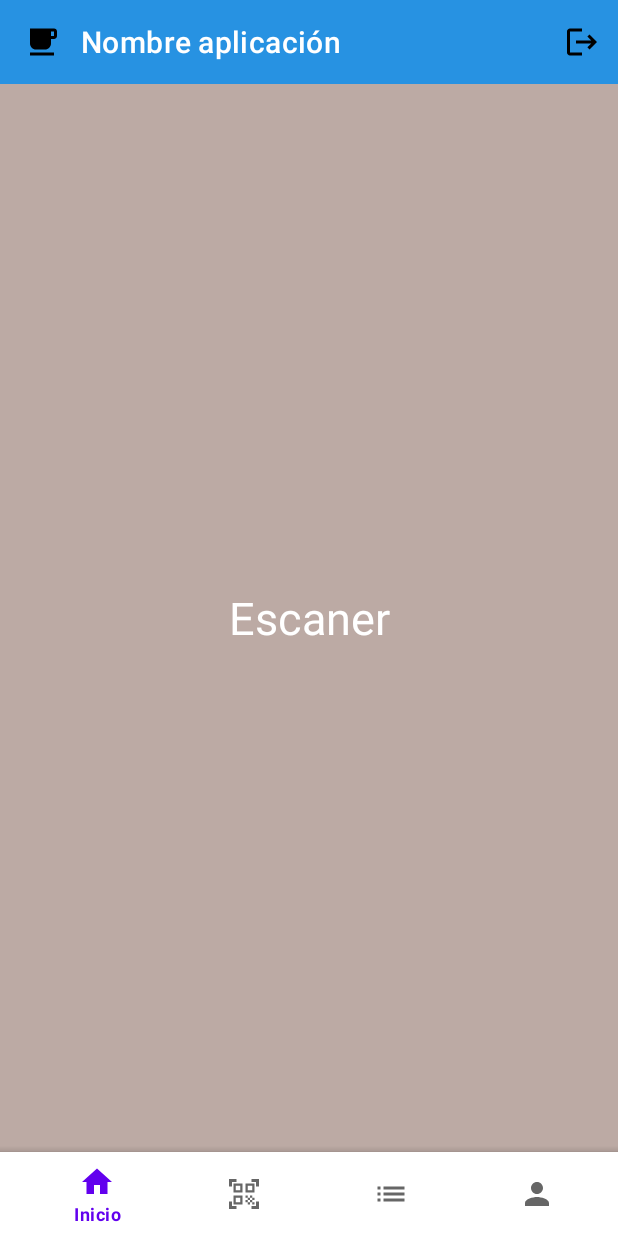
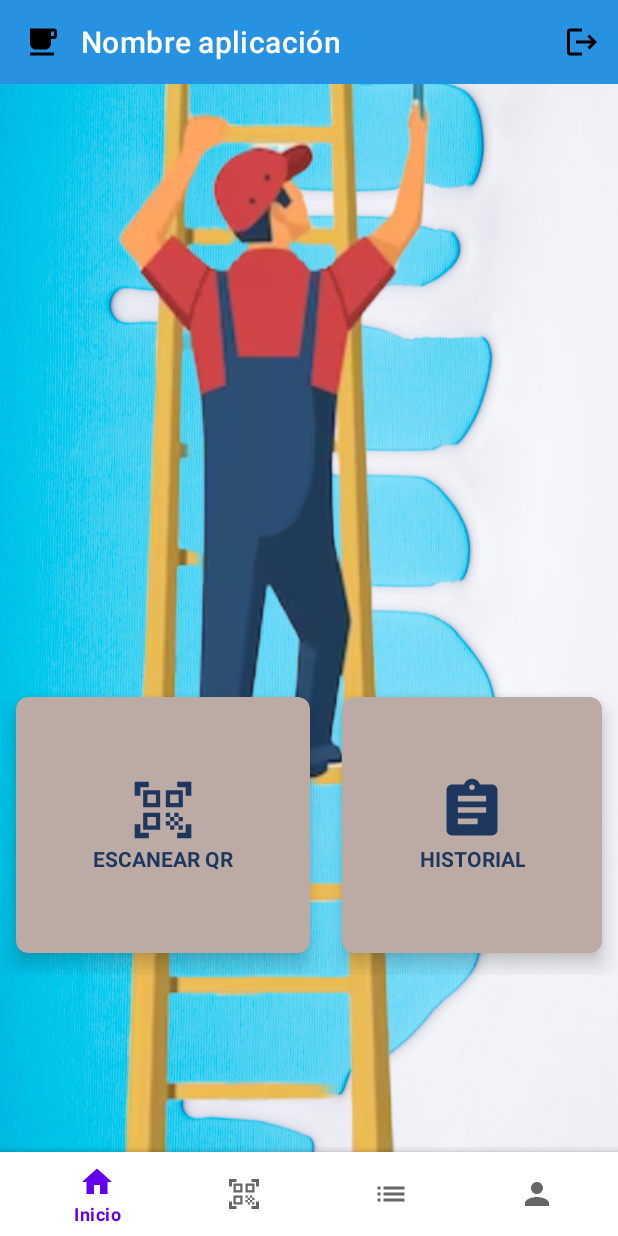
Before and after one commit to MarinaElenaVlad/ProyectoFinalDamMarina, an Android app: the fragment EscanerFragment placed in its activity, on a phone screen of 412 x 824 dp. Run offline under Robolectric (Android 15) with nearby library versions, the phone set to English and light mode, and no system bars; our stand-ins replace Firebase (no records; nobody signed in at launch, a user with empty details on screens opened directly); libraries missing offline, so code that uses them is left out: com.google.zxing.integration.

Commit message:
escaner menu

```diff
--- a/app/build.gradle
+++ b/app/build.gradle
@@ -9,7 +9,7 @@ android {
 
     defaultConfig {
         applicationId "com.example.proyectofinaldammarina"
-        minSdk 21
+        minSdk 24
         targetSdk 33
         versionCode 1
         versionName "1.0"
@@ -39,4 +39,7 @@ dependencies {
     testImplementation 'junit:junit:4.13.2'
     androidTestImplementation 'androidx.test.ext:junit:1.1.5'
     androidTestImplementation 'androidx.test.espresso:espresso-core:3.5.1'
+
+    implementation 'com.google.zxing:core:3.4.1'
+    implementation 'com.journeyapps:zxing-android-embedded:4.2.0'
 }
--- a/app/src/main/AndroidManifest.xml
+++ b/app/src/main/AndroidManifest.xml
@@ -1,6 +1,8 @@
 <?xml version="1.0" encoding="utf-8"?>
 <manifest xmlns:android="http://schemas.android.com/apk/res/android"
     xmlns:tools="http://schemas.android.com/tools">
+
+    <uses-permission android:name="android.permission.CAMERA" />
 
     <application
         android:allowBackup="true"
--- a/app/src/main/java/com/example/proyectofinaldammarina/Adaptador.java
+++ b/app/src/main/java/com/example/proyectofinaldammarina/Adaptador.java
@@ -74,6 +74,7 @@ public class Adaptador extends RecyclerView.Adapter<Adaptador.Vista>{
                 intent.putExtra("medidas", muebleList.get(position).getMedidas());
                 intent.putExtra("imagen", muebleList.get(position).getImagen());
                 intent.putExtra("descripcion", muebleList.get(position).getDescripcion());
+                intent.putExtra("zonaId", muebleList.get(position).getZonaId());
 
                 context.startActivity(intent);
             }
--- a/app/src/main/java/com/example/proyectofinaldammarina/DetalleMuebleActivity.java
+++ b/app/src/main/java/com/example/proyectofinaldammarina/DetalleMuebleActivity.java
@@ -78,6 +78,7 @@ public class DetalleMuebleActivity extends AppCompatActivity {
         precioMueble.setText(bundle.getDouble("precio") + "€");
         medidasMueble.setText(bundle.getString("medidas"));
         descripcionMueble.setText(bundle.getString("descripcion"));
+        String zonaId = bundle.getString("zonaId");
         /**
          * zona + imagenes!!
          */
--- a/app/src/main/java/com/example/proyectofinaldammarina/EscanerFragment.java
+++ b/app/src/main/java/com/example/proyectofinaldammarina/EscanerFragment.java
@@ -1,19 +1,77 @@
 package com.example.proyectofinaldammarina;
 
+import android.content.Intent;
 import android.os.Bundle;
 
+import androidx.activity.result.ActivityResult;
+import androidx.activity.result.ActivityResultCallback;
+import androidx.activity.result.ActivityResultLauncher;
+import androidx.activity.result.contract.ActivityResultContracts;
+import androidx.annotation.NonNull;
+import androidx.annotation.Nullable;
+import androidx.cardview.widget.CardView;
 import androidx.fragment.app.Fragment;
 
 import android.view.LayoutInflater;
 import android.view.View;
 import android.view.ViewGroup;
+import android.widget.Toast;
+
+import com.google.android.gms.tasks.OnCompleteListener;
+import com.google.android.gms.tasks.Task;
+import com.google.firebase.firestore.DocumentReference;
+import com.google.firebase.firestore.DocumentSnapshot;
+import com.google.zxing.integration.android.IntentIntegrator;
+import com.google.zxing.integration.android.IntentResult;
 
 public class EscanerFragment extends Fragment {
+
+    private CardView cardViewEscanear, cardViewHistorial;
+
+
+    public EscanerFragment() {
+    }
+
+
 
     @Override
     public View onCreateView(LayoutInflater inflater, ViewGroup container,
                              Bundle savedInstanceState) {
         // Inflate the layout for this fragment
-        return inflater.inflate(R.layout.fragment_escaner, container, false);
+        View root = inflater.inflate(R.layout.fragment_escaner, container, false);
+
+        cardViewEscanear = root.findViewById(R.id.cardEscaner);
+
+        cardViewEscanear.setOnClickListener(new View.OnClickListener() {
+            @Override
+            public void onClick(View v) {
+                IntentIntegrator intentIntegrator = new IntentIntegrator(getActivity());
+                intentIntegrator.setOrientationLocked(false);//MEJORAR
+                intentIntegrator.setPrompt("Scan a QR code"); //titulo que aparece en el lector
+                intentIntegrator.setCameraId(0); //camara trasera
+                intentIntegrator.setBeepEnabled(true); //sonido al escanear
+                intentIntegrator.setDesiredBarcodeFormats(IntentIntegrator.QR_CODE);//tipo de código que puede leer
+                intentIntegrator.initiateScan();//iniciar escaneo
+            }
+        });
+
+        return root;
     }
+//
+//    ActivityResultLauncher<Intent> someActivityResultLauncher = registerForActivityResult(
+//            new ActivityResultContracts.StartActivityForResult(),
+//            new ActivityResultCallback<ActivityResult>() {
+//                @Override
+//                public void onActivityResult(ActivityResult result) {
+//
+//                    if (result.getResultCode() == Activity.RESULT_OK) {
+//                        // There are no request codes
+//                        Intent data = result.getData();
+//                        doSomeOperations();
+//                    }
+//                }
+//            });
+
+
+
 }
--- a/app/src/main/java/com/example/proyectofinaldammarina/InicioFragment.java
+++ b/app/src/main/java/com/example/proyectofinaldammarina/InicioFragment.java
@@ -11,6 +11,9 @@ import android.view.ViewGroup;
 public class InicioFragment extends Fragment {
 
 
+    public InicioFragment() {
+    }
+
     @Override
     public View onCreateView(LayoutInflater inflater, ViewGroup container,
                              Bundle savedInstanceState) {
--- a/app/src/main/java/com/example/proyectofinaldammarina/MenuActivity.java
+++ b/app/src/main/java/com/example/proyectofinaldammarina/MenuActivity.java
@@ -1,6 +1,7 @@
 package com.example.proyectofinaldammarina;
 
 import androidx.annotation.NonNull;
+import androidx.annotation.Nullable;
 import androidx.appcompat.app.AppCompatActivity;
 import androidx.appcompat.widget.Toolbar;
 import androidx.fragment.app.Fragment;
@@ -109,4 +110,5 @@ public class MenuActivity extends AppCompatActivity {
         return true;
     }
 
+
 }
--- a/app/src/main/java/com/example/proyectofinaldammarina/PerfilFragment.java
+++ b/app/src/main/java/com/example/proyectofinaldammarina/PerfilFragment.java
@@ -26,6 +26,8 @@ public class PerfilFragment extends Fragment {
 
     private FirebaseFirestore db;
 
+    public PerfilFragment() {
+    }
 
     @Override
     public View onCreateView(LayoutInflater inflater, ViewGroup container,
--- /dev/null
+++ b/app/src/main/res/drawable/ic_baseline_historial.xml
@@ -0,0 +1,5 @@
+<vector android:autoMirrored="true" android:height="45dp"
+    android:tint="#1D375E" android:viewportHeight="24"
+    android:viewportWidth="24" android:width="45dp" xmlns:android="http://schemas.android.com/apk/res/android">
+    <path android:fillColor="@android:color/white" android:pathData="M19,3h-4.18C14.4,1.84 13.3,1 12,1c-1.3,0 -2.4,0.84 -2.82,2L5,3c-1.1,0 -2,0.9 -2,2v14c0,1.1 0.9,2 2,2h14c1.1,0 2,-0.9 2,-2L21,5c0,-1.1 -0.9,-2 -2,-2zM12,3c0.55,0 1,0.45 1,1s-0.45,1 -1,1 -1,-0.45 -1,-1 0.45,-1 1,-1zM14,17L7,17v-2h7v2zM17,13L7,13v-2h10v2zM17,9L7,9L7,7h10v2z"/>
+</vector>
--- /dev/null
+++ b/app/src/main/res/drawable/ic_baseline_qr_code_scanner_blue.xml
@@ -0,0 +1,5 @@
+<vector android:height="45dp" android:tint="#1D375E"
+    android:viewportHeight="24" android:viewportWidth="24"
+    android:width="45dp" xmlns:android="http://schemas.android.com/apk/res/android">
+    <path android:fillColor="@android:color/white" android:pathData="M9.5,6.5v3h-3v-3H9.5M11,5H5v6h6V5L11,5zM9.5,14.5v3h-3v-3H9.5M11,13H5v6h6V13L11,13zM17.5,6.5v3h-3v-3H17.5M19,5h-6v6h6V5L19,5zM13,13h1.5v1.5H13V13zM14.5,14.5H16V16h-1.5V14.5zM16,13h1.5v1.5H16V13zM13,16h1.5v1.5H13V16zM14.5,17.5H16V19h-1.5V17.5zM16,16h1.5v1.5H16V16zM17.5,14.5H19V16h-1.5V14.5zM17.5,17.5H19V19h-1.5V17.5zM22,7h-2V4h-3V2h5V7zM22,22v-5h-2v3h-3v2H22zM2,22h5v-2H4v-3H2V22zM2,2v5h2V4h3V2H2z"/>
+</vector>
--- a/app/src/main/res/layout/fragment_escaner.xml
+++ b/app/src/main/res/layout/fragment_escaner.xml
@@ -3,16 +3,104 @@
     xmlns:tools="http://schemas.android.com/tools"
     android:layout_width="match_parent"
     android:layout_height="match_parent"
-    android:background="@color/brown"
+    xmlns:app="http://schemas.android.com/apk/res-auto"
+    android:background="@drawable/fondoescaner"
     tools:context=".EscanerFragment">
 
-    <!-- TODO: Update blank fragment layout -->
-    <TextView
+
+    <ImageView
+        android:layout_width="wrap_content"
+        android:layout_height="wrap_content"
+        android:src="@drawable/pintor" />
+
+
+    <GridLayout
+        android:id="@+id/gridEscaner"
         android:layout_width="match_parent"
-        android:layout_height="match_parent"
-        android:text="Escaner"
-        android:textSize="30sp"
-        android:gravity="center"
-        android:textColor="@color/white"/>
+        android:layout_height="200dp"
+        android:layout_marginTop="450dp"
+        android:columnCount="2"
+        android:rowCount="1"
+        >
+
+        <androidx.cardview.widget.CardView
+            android:id="@+id/cardEscaner"
+            android:layout_width="wrap_content"
+            android:layout_height="wrap_content"
+            android:layout_row="0"
+            android:layout_rowWeight="1"
+            android:layout_column="0"
+            android:layout_columnWeight="1"
+            android:layout_gravity="fill"
+            app:cardCornerRadius="8dp"
+            app:cardElevation="8dp"
+            app:cardUseCompatPadding="true"
+            android:backgroundTint="@color/brown"
+            >
+
+            <LinearLayout
+                android:layout_width="wrap_content"
+                android:layout_height="wrap_content"
+                android:layout_gravity="center_vertical|center_horizontal"
+                android:gravity="center"
+                android:orientation="vertical">
+
+                <ImageView
+                    android:layout_width="wrap_content"
+                    android:layout_height="wrap_content"
+                    android:src="@drawable/ic_baseline_qr_code_scanner_blue" />
+
+                <TextView
+                    android:layout_width="wrap_content"
+                    android:layout_height="wrap_content"
+                    android:text="ESCANEAR QR"
+                    android:textAlignment="center"
+                    android:textColor="@color/blueMarino"
+                    android:textStyle="bold" />
+
+            </LinearLayout>
+
+        </androidx.cardview.widget.CardView>
+
+        <androidx.cardview.widget.CardView
+            android:id="@+id/cardHistorial"
+            android:layout_width="wrap_content"
+            android:layout_height="wrap_content"
+            android:layout_row="0"
+            android:layout_rowWeight="1"
+            android:layout_column="1"
+            android:layout_columnWeight="1"
+            android:layout_gravity="fill"
+            app:cardCornerRadius="8dp"
+            app:cardElevation="8dp"
+            app:cardUseCompatPadding="true"
+            android:backgroundTint="@color/brown">
+
+            <LinearLayout
+                android:layout_width="wrap_content"
+                android:layout_height="wrap_content"
+                android:layout_gravity="center_vertical|center_horizontal"
+                android:gravity="center"
+                android:orientation="vertical">
+
+                <ImageView
+                    android:layout_width="wrap_content"
+                    android:layout_height="wrap_content"
+                    android:src="@drawable/ic_baseline_historial" />
+
+                <TextView
+                    android:layout_width="wrap_content"
+                    android:layout_height="wrap_content"
+                    android:text="HISTORIAL"
+                    android:textAlignment="center"
+                    android:textColor="@color/blueMarino"
+                    android:textStyle="bold" />
+
+            </LinearLayout>
+
+        </androidx.cardview.widget.CardView>
+
+    </GridLayout>
+
 
 </FrameLayout>
--- a/app/src/main/res/layout/fragment_inicio.xml
+++ b/app/src/main/res/layout/fragment_inicio.xml
@@ -22,7 +22,7 @@
 
     <TextView
         android:id="@+id/textView2"
-        android:layout_width="match_parent"
+        android:layout_width="wrap_content"
         android:layout_height="wrap_content"
         android:layout_marginTop="330dp"
         android:layout_marginBottom="30dp"
--- a/app/src/main/res/values/colors.xml
+++ b/app/src/main/res/values/colors.xml
@@ -10,5 +10,6 @@
     <color name="blue">#2792e2</color>
     <color name="grey">#A9A9A9</color>
     <color name="brown">#BCAAA4</color>
+    <color name="blueMarino">#1D375E</color>
 
 </resources>
```
Also changed, not shown: app/src/main/java/com/example/proyectofinaldammarina/modelo/zona/ZonaExposicion.java (added, +55 -0 lines), app/src/main/res/drawable-v24/escanerqr.png (added), app/src/main/res/drawable-v24/fondoescaner.jpg (added), app/src/main/res/drawable-v24/pintor.png (added), gradle/wrapper/gradle-wrapper.properties.
